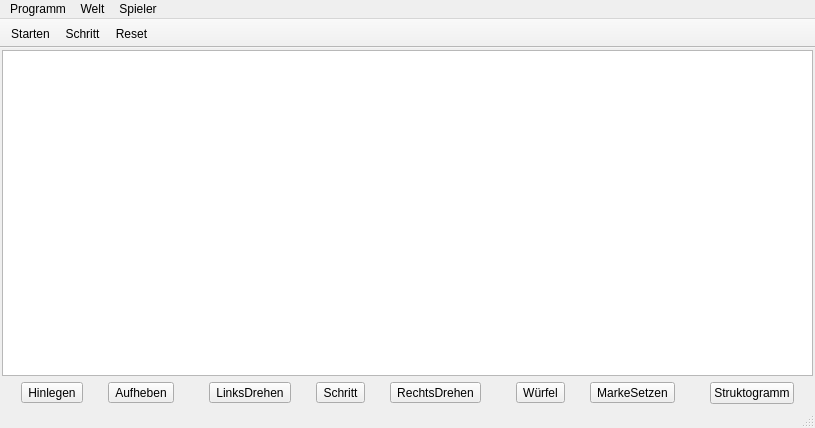
First picture: the form in RobotSteve/mainwindow.ui, repository Vogtinator/RobotSteve, before the edit.
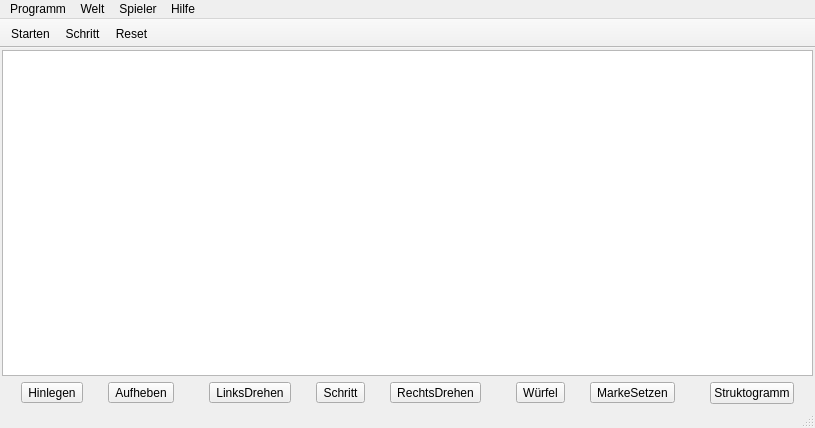
Second picture: the form after the edit. Icons and pictures are not drawn.

Commit message: Menü "Hilfe" mit zwei "Über" Aktionen. Lizenz in GUI erreichbar

What changed in the file:
```diff
--- a/RobotSteve/mainwindow.ui
+++ b/RobotSteve/mainwindow.ui
@@ -209,7 +209,7 @@
      <x>0</x>
      <y>0</y>
      <width>815</width>
-     <height>22</height>
+     <height>20</height>
     </rect>
    </property>
    <widget class="QMenu" name="menuFile">
@@ -242,9 +242,17 @@
     <addaction name="actionDefaultTexture"/>
     <addaction name="actionLoadTexture"/>
    </widget>
+   <widget class="QMenu" name="menuHilfe">
+    <property name="title">
+     <string>Hilfe</string>
+    </property>
+    <addaction name="actionAbout"/>
+    <addaction name="actionAboutQt"/>
+   </widget>
    <addaction name="menuFile"/>
    <addaction name="menuWorld"/>
    <addaction name="menuPlayer"/>
+   <addaction name="menuHilfe"/>
   </widget>
   <widget class="QToolBar" name="mainToolBar">
    <property name="movable">
```
Left out of the diff: 10 changed lines with no effect on the pictures. The commit also changes 2 other files.
